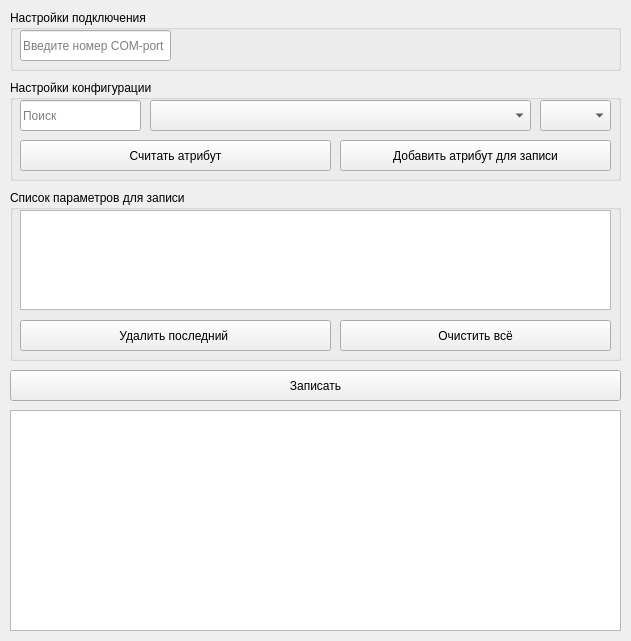
Qt form libs/maket.ui (loccupy/Emergency_Configurator) before a commit.
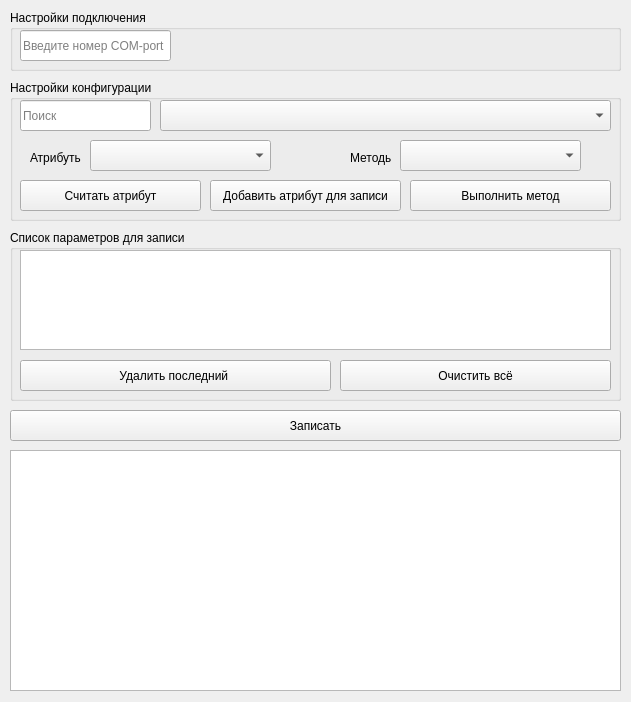
The same form after that commit.

```diff
--- a/libs/maket.ui
+++ b/libs/maket.ui
@@ -7,7 +7,7 @@
     <x>0</x>
     <y>0</y>
     <width>631</width>
-    <height>641</height>
+    <height>702</height>
    </rect>
   </property>
   <property name="minimumSize">
@@ -79,9 +79,9 @@
    <property name="geometry">
     <rect>
      <x>10</x>
-     <y>410</y>
+     <y>450</y>
      <width>611</width>
-     <height>221</height>
+     <height>241</height>
     </rect>
    </property>
    <property name="minimumSize">
@@ -106,7 +106,7 @@
      <x>10</x>
      <y>80</y>
      <width>611</width>
-     <height>101</height>
+     <height>141</height>
     </rect>
    </property>
    <property name="title">
@@ -115,9 +115,9 @@
    <widget class="QComboBox" name="obis">
     <property name="geometry">
      <rect>
-      <x>140</x>
+      <x>150</x>
       <y>20</y>
-      <width>381</width>
+      <width>451</width>
       <height>31</height>
      </rect>
     </property>
@@ -131,15 +131,21 @@
    <widget class="QComboBox" name="attr">
     <property name="geometry">
      <rect>
-      <x>530</x>
-      <y>20</y>
-      <width>71</width>
+      <x>80</x>
+      <y>60</y>
+      <width>181</width>
       <height>31</height>
      </rect>
     </property>
     <property name="editable">
      <bool>false</bool>
     </property>
+    <property name="currentText">
+     <string/>
+    </property>
+    <property name="currentIndex">
+     <number>-1</number>
+    </property>
     <property name="maxVisibleItems">
      <number>15</number>
     </property>
@@ -148,8 +154,8 @@
     <property name="geometry">
      <rect>
       <x>10</x>
-      <y>60</y>
-      <width>311</width>
+      <y>100</y>
+      <width>181</width>
       <height>31</height>
      </rect>
     </property>
@@ -160,9 +166,9 @@
    <widget class="QPushButton" name="add_attribute">
     <property name="geometry">
      <rect>
-      <x>330</x>
-      <y>60</y>
-      <width>271</width>
+      <x>200</x>
+      <y>100</y>
+      <width>191</width>
       <height>31</height>
      </rect>
     </property>
@@ -175,7 +181,7 @@
      <rect>
       <x>10</x>
       <y>20</y>
-      <width>121</width>
+      <width>131</width>
       <height>31</height>
      </rect>
     </property>
@@ -198,12 +204,73 @@
      <string>Поиск</string>
     </property>
    </widget>
+   <widget class="QComboBox" name="method">
+    <property name="geometry">
+     <rect>
+      <x>390</x>
+      <y>60</y>
+      <width>181</width>
+      <height>31</height>
+     </rect>
+    </property>
+    <property name="editable">
+     <bool>false</bool>
+    </property>
+    <property name="currentText">
+     <string/>
+    </property>
+    <property name="currentIndex">
+     <number>-1</number>
+    </property>
+    <property name="maxVisibleItems">
+     <number>15</number>
+    </property>
+   </widget>
+   <widget class="QLabel" name="label">
+    <property name="geometry">
+     <rect>
+      <x>20</x>
+      <y>70</y>
+      <width>51</width>
+      <height>16</height>
+     </rect>
+    </property>
+    <property name="text">
+     <string>Атрибуты</string>
+    </property>
+   </widget>
+   <widget class="QLabel" name="label_2">
+    <property name="geometry">
+     <rect>
+      <x>340</x>
+      <y>70</y>
+      <width>41</width>
+      <height>16</height>
+     </rect>
+    </property>
+    <property name="text">
+     <string>Методы</string>
+    </property>
+   </widget>
+   <widget class="QPushButton" name="execute">
+    <property name="geometry">
+     <rect>
+      <x>400</x>
+      <y>100</y>
+      <width>201</width>
+      <height>31</height>
+     </rect>
+    </property>
+    <property name="text">
+     <string>Выполнить метод</string>
+    </property>
+   </widget>
   </widget>
   <widget class="QPushButton" name="write">
    <property name="geometry">
     <rect>
      <x>10</x>
-     <y>370</y>
+     <y>410</y>
      <width>611</width>
      <height>31</height>
     </rect>
@@ -219,7 +286,7 @@
    <property name="geometry">
     <rect>
      <x>10</x>
-     <y>190</y>
+     <y>230</y>
      <width>611</width>
      <height>171</height>
     </rect>
```
